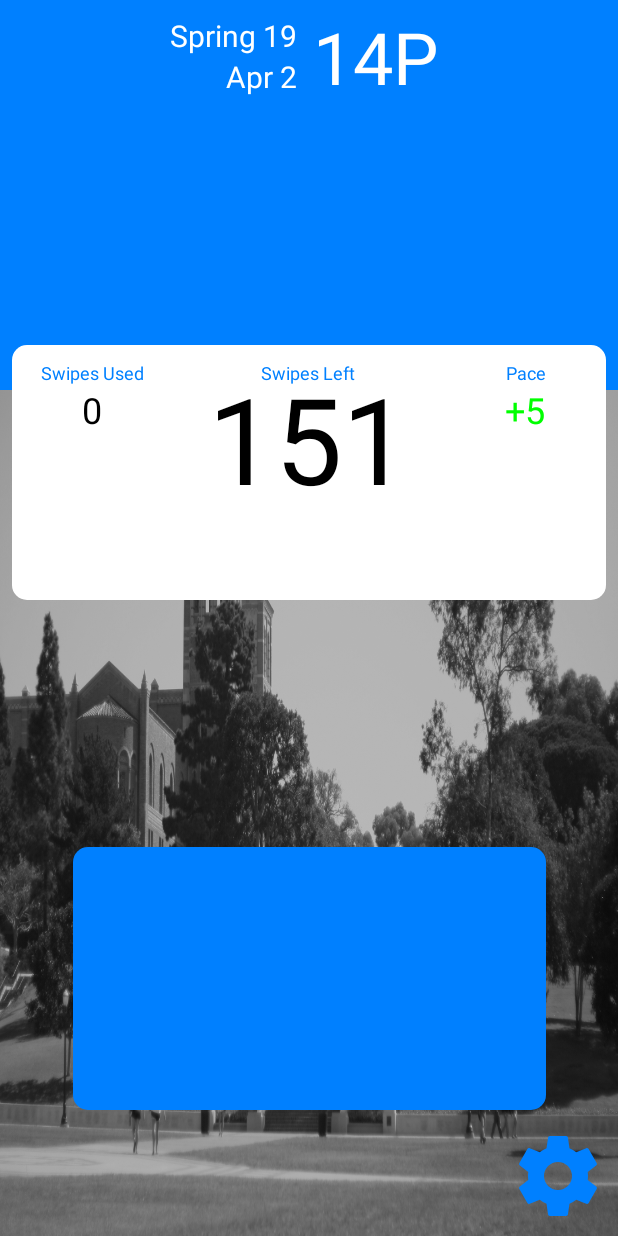
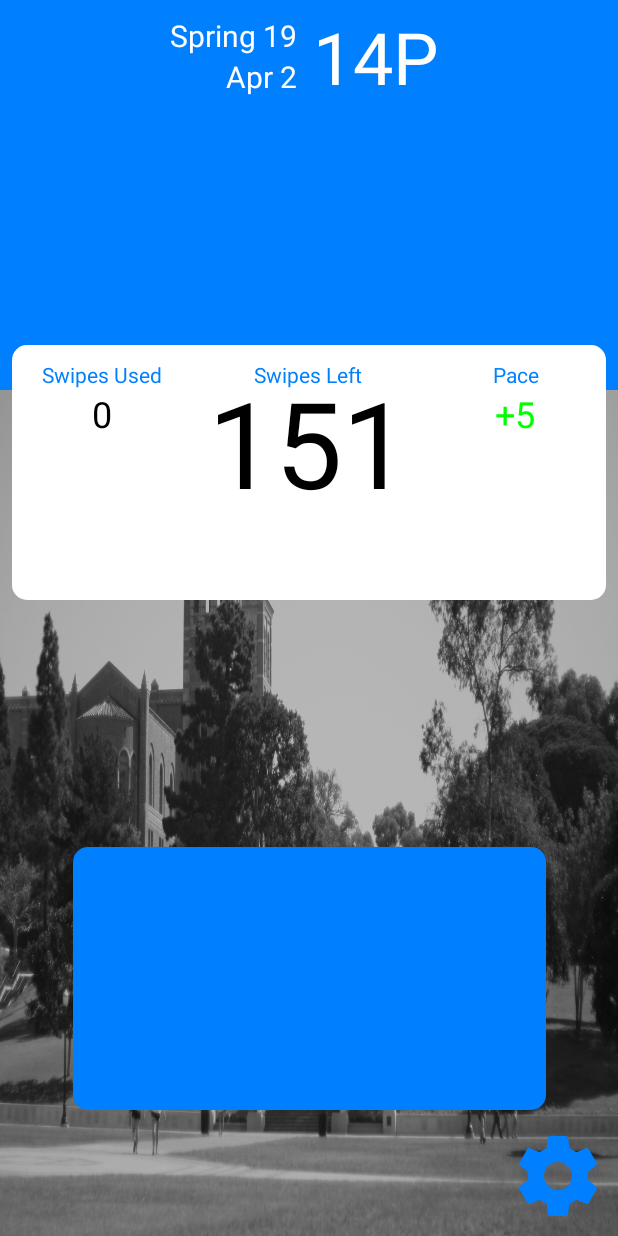
Before and after one commit to ncerdan/MySwipes, an Android app: the screen it shows after launch (MainActivity), on a phone screen of 412 x 824 dp. Run offline under Robolectric (Android 15) with nearby library versions, the phone set to English and light mode, and no system bars.

Commit message:
changed weight sum distribution of stats_background linear layout and increased font size.

```diff
--- a/app/src/main/res/layout/activity_main.xml
+++ b/app/src/main/res/layout/activity_main.xml
@@ -91,13 +91,13 @@
         app:layout_constraintStart_toStartOf="parent"
         app:layout_constraintTop_toTopOf="parent"
         app:layout_constraintVertical_bias="0.352"
-        android:weightSum="4"
+        android:weightSum="7"
         android:baselineAligned="false">
 
         <LinearLayout
             android:layout_width="0dp"
             android:layout_height="match_parent"
-            android:layout_weight="1"
+            android:layout_weight="2"
             android:orientation="vertical">
 
             <TextView
@@ -107,7 +107,7 @@
                 android:gravity="center_horizontal|top"
                 android:text="@string/title_swipes_used"
                 android:textColor="@color/colorPrimary"
-                android:textSize="12sp" />
+                android:textSize="14sp" />
 
             <TextView
                 android:id="@+id/swipesUsed"
@@ -122,7 +122,7 @@
         <LinearLayout
             android:layout_width="0dp"
             android:layout_height="match_parent"
-            android:layout_weight="2"
+            android:layout_weight="3"
             android:orientation="vertical">
 
             <TextView
@@ -132,7 +132,7 @@
                 android:gravity="center_horizontal|top"
                 android:text="@string/title_swipes_left"
                 android:textColor="@color/colorPrimary"
-                android:textSize="12sp" />
+                android:textSize="14sp" />
 
             <TextView
                 android:id="@+id/swipesLeft"
@@ -149,7 +149,7 @@
         <LinearLayout
             android:layout_width="0dp"
             android:layout_height="match_parent"
-            android:layout_weight="1"
+            android:layout_weight="2"
             android:orientation="vertical">
 
             <TextView
@@ -159,7 +159,7 @@
                 android:gravity="center_horizontal|top"
                 android:text="@string/title_pace"
                 android:textColor="@color/colorPrimary"
-                android:textSize="12sp" />
+                android:textSize="14sp" />
 
             <TextView
                 android:id="@+id/pace"
--- a/app/src/main/res/xml/swipe_button.xml
+++ b/app/src/main/res/xml/swipe_button.xml
@@ -1,10 +1,10 @@
 <?xml version="1.0" encoding="utf-8"?>
 <shape xmlns:android="http://schemas.android.com/apk/res/android"
     android:shape="rectangle">
-    <solid android:color="@color/colorPrimary"></solid>
+    <solid android:color="@color/colorPrimary" />
     <corners
         android:radius="10dp">
     </corners>
     <size android:width="300dp"
-        android:height="170dp"></size>
+        android:height="170dp" />
 </shape>
```
